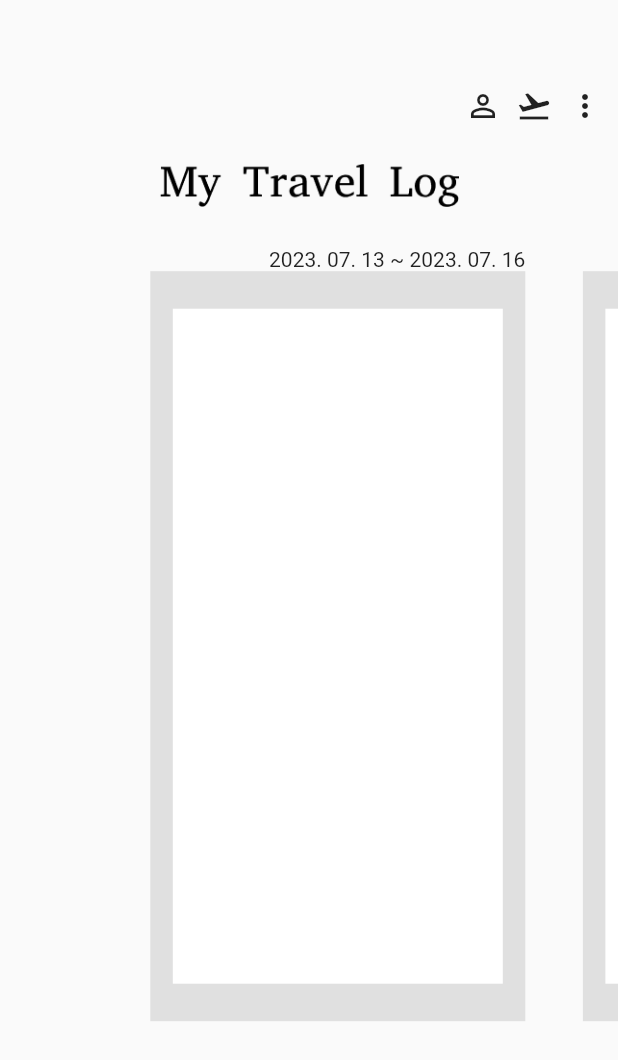
After one commit to 2023ToolsProject/trablog-flutter, a Flutter app: the MemoryFirst screen opened directly, on a phone screen of 412 x 824 dp. The commit adds this screen. Shown: the top 1060 px of the screen. Run offline on Flutter 3.47's test engine with Material 2 defaults, Android fonts, the phone set to English and light mode, and no system bars; our stand-ins replace dio, shared_preferences; accounts and stored records are empty.

Commit message:
첫번째 페이지 얼추 완성

```diff
--- /dev/null
+++ b/lib/page/memory_page/memory_first.dart
@@ -0,0 +1,97 @@
+import 'package:flutter/material.dart';
+import 'package:provider/provider.dart';
+import 'package:trablog/view_model/memory_model.dart';
+
+class MemoryFirst extends StatelessWidget {
+  const MemoryFirst({Key? key}) : super(key: key);
+
+  @override
+  Widget build(BuildContext context) {
+    const space = SizedBox(width: 10,);
+    return Scaffold(
+      body: SafeArea(
+        child: Column(
+          children: [
+            Expanded(
+                child: SizedBox(
+                  child: Column(
+                    children: [
+                      const Expanded(
+                          child: Align(
+                            alignment: Alignment.bottomRight,
+                            child: SizedBox(
+                              child: Row(
+                                mainAxisAlignment: MainAxisAlignment.end,
+                                children: [
+                                  Icon(Icons.person_outline),
+                                  space,
+                                  Icon(Icons.flight_takeoff),
+                                  space,
+                                  Icon(Icons.more_vert),
+                                  space
+                                ],
+                              ),
+                            ),
+                          )
+                      ),
+                      Expanded(
+                          child: SizedBox(
+                              width: 200,
+                              height: 80,
+                              child: Image.asset('assets/text/my_trablog.png')
+                          )
+                      )
+                    ],
+                  ),
+                )
+            ),
+            Expanded(
+                flex: 4,
+                child: PageView.builder(
+                    controller: context.read<MemoryModel>().con,
+                    itemCount: 3,
+                    //itemCount: context.watch<MemoryModel>().data?.length ?? 0,
+                    itemBuilder: (context, i){
+                      return Post(i);
+                    }
+                )
+            )
+          ],
+        ),
+      ),
+    );
+  }
+}
+
+class Post extends StatelessWidget {
+  const Post(this.index,{Key? key}) : super(key: key);
+  final int index;
+
+  @override
+  Widget build(BuildContext context) {
+    return SizedBox(
+      width: 250,
+      child: Column(
+        crossAxisAlignment: CrossAxisAlignment.end,
+        children: [
+          const Text('2023. 07. 13 ~ 2023. 07. 16'),
+          Container(
+            width: 250,
+            height: 500,
+            color: Colors.grey.shade300,
+            child: Center(
+              child: Container(
+                width: 220,
+                height: 450,
+                color: Colors.white,
+              ),
+            ),
+          )
+        ],
+      ),
+    );
+  }
+}
+
+
+// person outline, flight takeoff, more vert
--- a/lib/page/title_page.dart
+++ b/lib/page/sign_page/title_page.dart
@@ -1,7 +1,7 @@
 import 'package:flutter/material.dart';
-import 'package:trablog/page/sign_in_page.dart';
+import 'package:trablog/page/sign_page/sign_in_page.dart';
 import 'package:provider/provider.dart';
-import 'package:trablog/page/sign_up_page.dart';
+import 'package:trablog/page/sign_page/sign_up_page.dart';
 import 'package:trablog/view_model/sign_model.dart';
 
 class TitlePage extends StatelessWidget {
@@ -19,7 +19,7 @@ class TitlePage extends StatelessWidget {
             decoration: const BoxDecoration(
               image: DecorationImage(
                 fit: BoxFit.cover,
-                image: AssetImage('assets/cat2.png')
+                image: AssetImage('assets/cat/cat2.png')
               )
             ),
             child: Column(
--- a/lib/page/splash_screen.dart
+++ b/lib/page/splash_screen.dart
@@ -1,7 +1,9 @@
 import 'package:flutter/material.dart';
 import 'package:provider/provider.dart';
 import 'package:trablog/page/main_page.dart';
-import 'package:trablog/page/title_page.dart';
+import 'package:trablog/page/memory_page/memory_first.dart';
+import 'package:trablog/page/sign_page/title_page.dart';
+import 'package:trablog/view_model/memory_model.dart';
 import 'package:trablog/view_model/title_model.dart';
 import 'package:trablog/singleton/storage.dart';
 
@@ -23,7 +25,10 @@ class _SplashScreenState extends State<SplashScreen> {
       if((await Storage.pref!.getString('accessToken')) == '1234'){
         // ignore: use_build_context_synchronously
         Navigator.push(context, MaterialPageRoute(
-            builder: (context) => const MainPage())
+            builder: (context) => ChangeNotifierProvider(
+                create: (context)=>MemoryModel(),
+                child: const MemoryFirst(),
+            ))
         );
       } else {
         // ignore: use_build_context_synchronously
@@ -43,7 +48,7 @@ class _SplashScreenState extends State<SplashScreen> {
             child: Container(
           decoration: const BoxDecoration(
               image: DecorationImage(
-                  fit: BoxFit.cover, image: AssetImage('assets/cat.png'))),
+                  fit: BoxFit.cover, image: AssetImage('assets/cat/cat.png'))),
         )),
       ),
     );
--- /dev/null
+++ b/lib/singleton/http.dart
@@ -0,0 +1,3 @@
+import 'package:dio/dio.dart';
+
+final dio = Dio();
--- a/lib/singleton/storage.dart
+++ b/lib/singleton/storage.dart
@@ -1,4 +1,3 @@
-import 'package:flutter/material.dart';
 import 'package:shared_preferences/shared_preferences.dart';
 
 class Storage {
@@ -6,8 +5,7 @@ class Storage {
   static SharedPreferences? get pref => _pref;
 
   static init() async{
-    _pref ??= await SharedPreferences.getInstance(); // 이거 못만들 경우
-    print(_pref);
+    _pref ??= await SharedPreferences.getInstance();
   }
 
 }
--- /dev/null
+++ b/lib/view_model/memory_model.dart
@@ -0,0 +1,11 @@
+import 'package:flutter/material.dart';
+
+class MemoryModel extends ChangeNotifier {
+
+  List? _data;
+  final PageController _con = PageController(viewportFraction: 0.7);
+
+  List? get data => _data;
+  PageController get con => _con;
+
+}
--- a/pubspec.yaml
+++ b/pubspec.yaml
@@ -32,6 +32,7 @@ dependencies:
     sdk: flutter
   provider: ^6.0.5
   shared_preferences: ^2.2.0
+  dio: ^5.3.2
 
 
   # The following adds the Cupertino Icons font to your application.
@@ -56,6 +57,8 @@ dev_dependencies:
 flutter:
   assets:
     - assets/
+    - assets/cat/
+    - assets/text/
 
   # The following line ensures that the Material Icons font is
   # included with your application, so that you can use the icons in
```
Also changed, not shown: assets/cat/cat.png (renamed from assets/cat.png), assets/cat/cat2.png (renamed from assets/cat2.png), assets/text/my_trablog.png (added), lib/page/memory_page/memory_second.dart (added), lib/page/memory_page/memory_third.dart (added), lib/page/sign_page/sign_in_page.dart (renamed from lib/page/sign_in_page.dart), lib/page/sign_page/sign_up_page.dart (renamed from lib/page/sign_up_page.dart), pubspec.lock.
